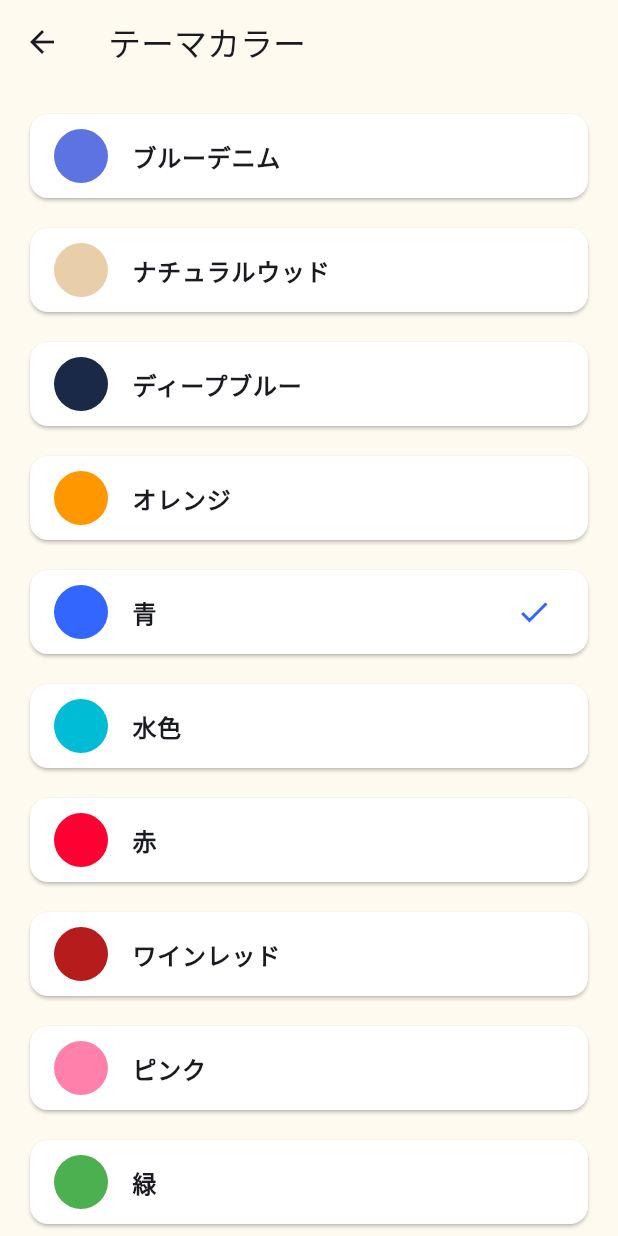
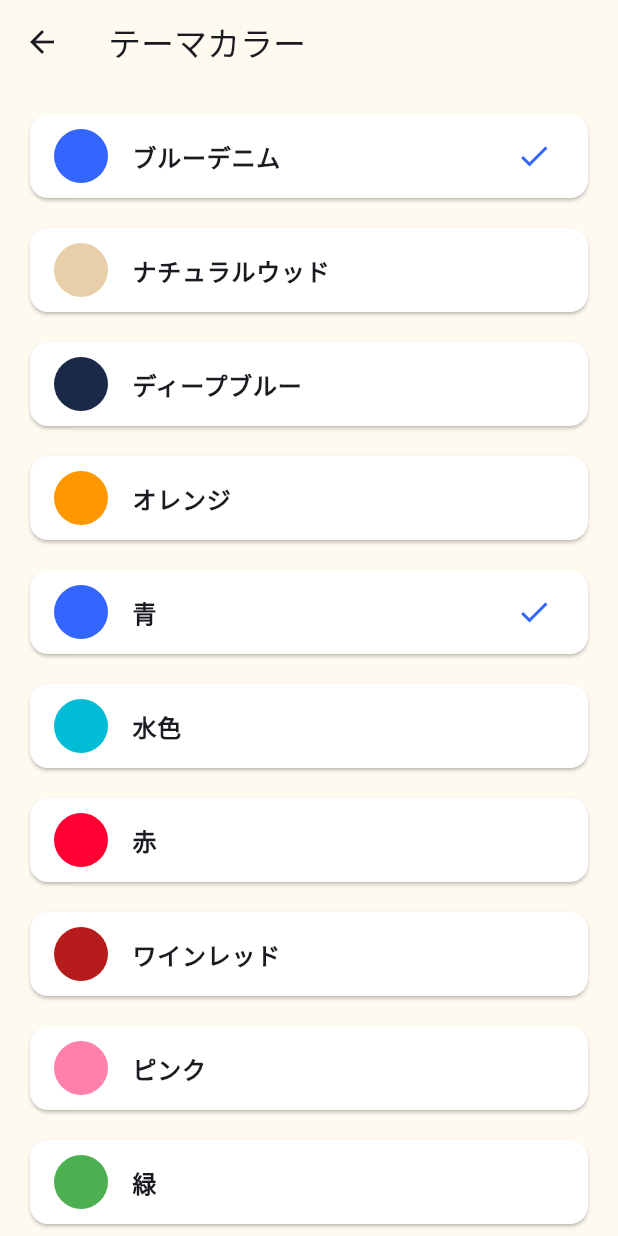
Before and after one commit to N-plus/PaymentCalendar, a Flutter app: the ThemeColorScreen screen opened directly, on a phone screen of 412 x 824 dp. Run offline on Flutter 3.47's test engine with Material 3 defaults, Android fonts, the phone set to English and light mode, and no system bars; our stand-ins replace flutter_local_notifications, flutter_riverpod, image_picker, shared_preferences, timezone; accounts and stored records are empty.

Commit message:
Update blue denim theme color

```diff
--- a/lib/screens/settings/theme_color_screen.dart
+++ b/lib/screens/settings/theme_color_screen.dart
@@ -14,7 +14,7 @@ class ThemeColorOption {
 }
 
 const themeColorOptions = <ThemeColorOption>[
-  ThemeColorOption(name: 'ブルーデニム', color: Color(0xFF5D73E1)),
+  ThemeColorOption(name: 'ブルーデニム', color: Color(0xFF3366FF)),
   ThemeColorOption(name: 'ナチュラルウッド', color: Color(0xFFE8CFA9)),
   ThemeColorOption(name: 'ディープブルー', color: Color(0xFF1A2947)),
   ThemeColorOption(name: 'オレンジ', color: Color(0xFFFF9800)),
```
